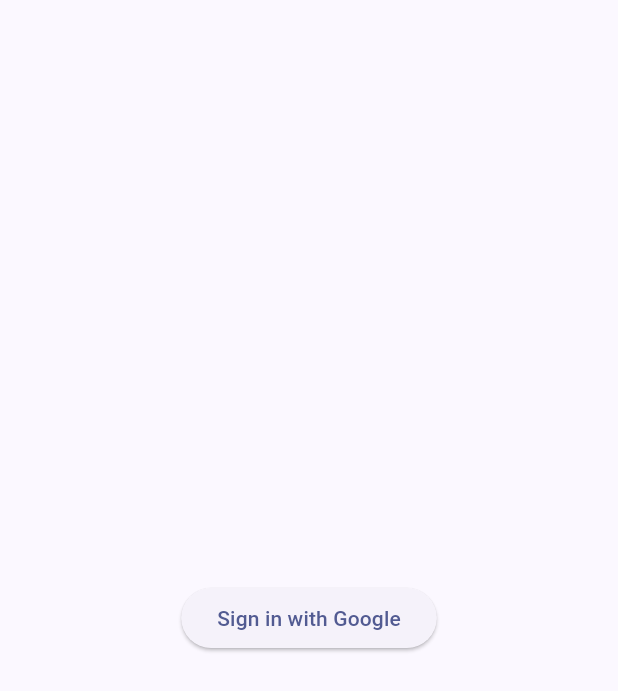
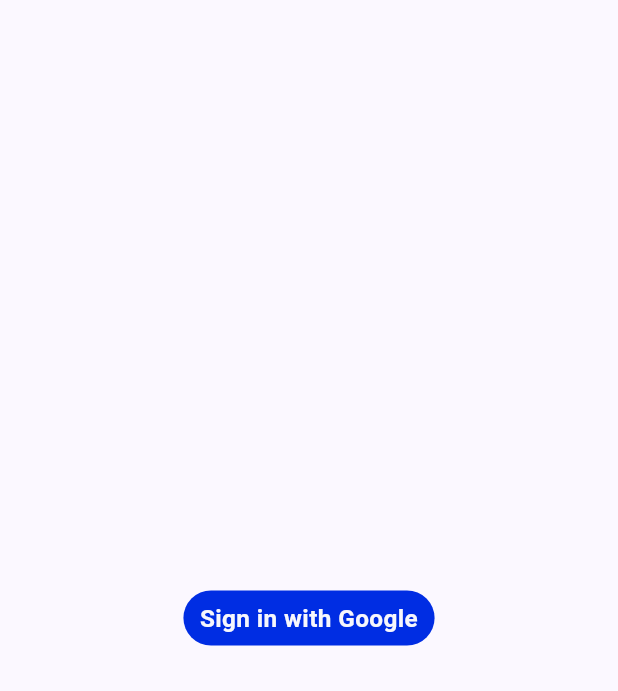
Before and after one commit to yudystriawan/chat-app, a Flutter app: the SignInPage screen opened by its route, on a phone screen of 412 x 824 dp. Shown: the top 691 px of the screen. Run offline on Flutter 3.47's test engine with Material 2 defaults, Android fonts, the phone set to English and light mode, and no system bars; our stand-ins replace auto_route, bloc, bloc_concurrency, cached_network_image, cloud_firestore, dartz and 20 more; missing offline and left inert: coolicons; accounts and stored records are empty; generated files the repository leaves out were written again; statements that could not run were skipped.

Commit message:
change button

```diff
--- a/core/lib/features/auth/presentation/pages/sign_in_page.dart
+++ b/core/lib/features/auth/presentation/pages/sign_in_page.dart
@@ -1,7 +1,9 @@
 import 'package:auto_route/auto_route.dart';
 import 'package:flutter/material.dart';
 import 'package:flutter_bloc/flutter_bloc.dart';
+import 'package:flutter_screenutil/flutter_screenutil.dart';
 
+import '../../../../styles/buttons/primary_button.dart';
 import '../../../../utils/di/injection.dart';
 import '../blocs/sign_in_form/sign_in_form_bloc.dart';
 
@@ -37,7 +39,8 @@ class SignInPage extends StatelessWidget implements AutoRouteWrapper {
       ],
       child: Scaffold(
         body: Center(
-          child: ElevatedButton(
+          child: PrimaryButton(
+            padding: EdgeInsets.symmetric(horizontal: 10.w, vertical: 4.w),
             onPressed: () => context
                 .read<SignInFormBloc>()
                 .add(const SignInFormEvent.signInWithGooglePressed()),
```
